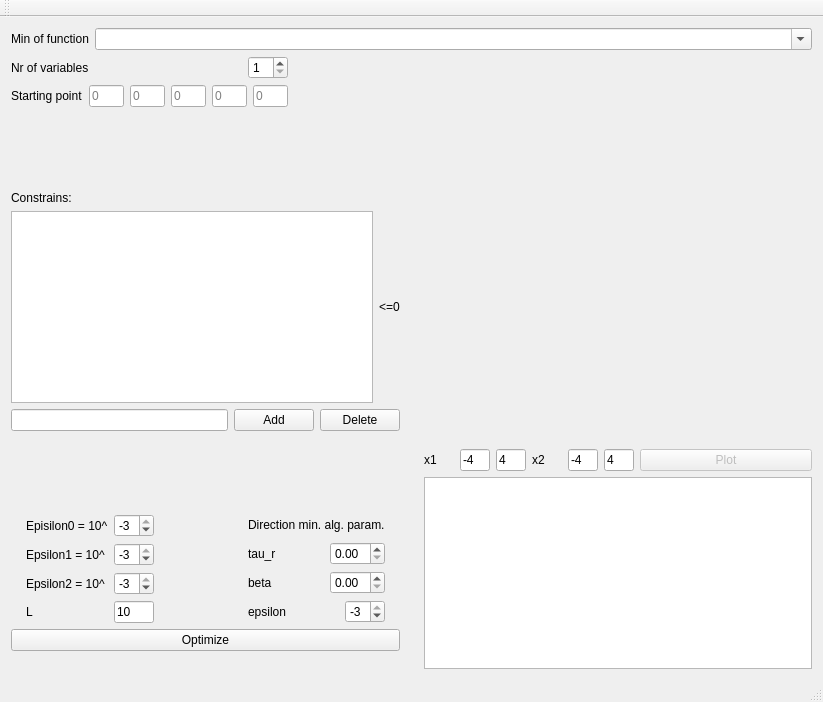
GosiaWJ/TiMO, file program/mainwindow.ui: the form before one commit.
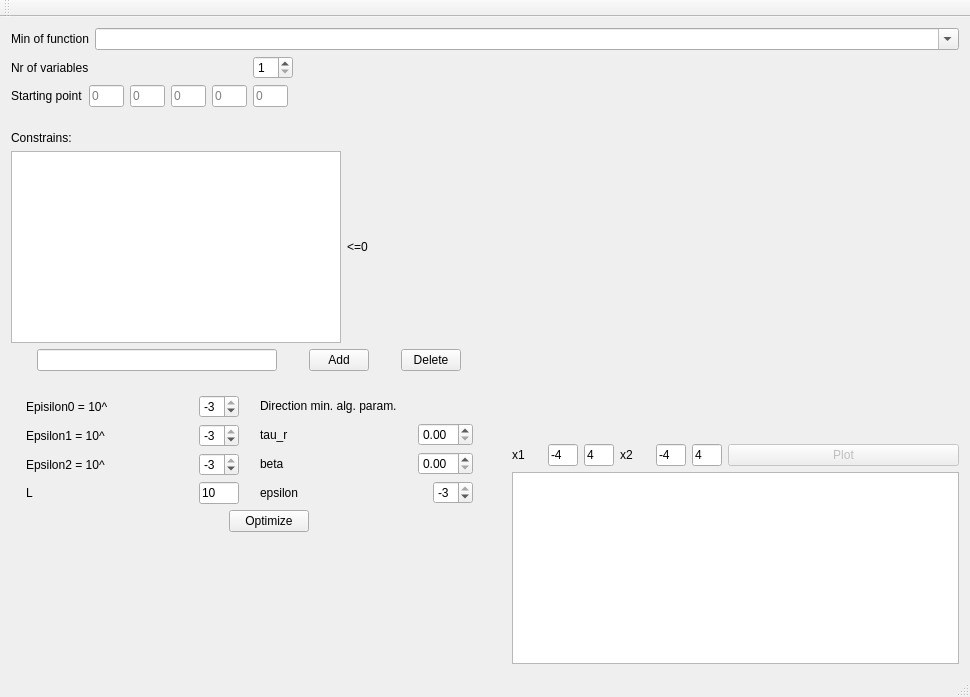
The form after the commit. Custom widgets are drawn as their Qt base class.

Commit message: dorbne zmiany w gui

Diff of the .ui file:
```diff
--- a/program/mainwindow.ui
+++ b/program/mainwindow.ui
@@ -6,8 +6,8 @@
    <rect>
     <x>0</x>
     <y>0</y>
-    <width>823</width>
-    <height>702</height>
+    <width>970</width>
+    <height>697</height>
    </rect>
   </property>
   <property name="windowTitle">
@@ -46,17 +46,23 @@
      </layout>
     </item>
     <item>
-     <layout class="QHBoxLayout" name="horizontalLayout_16">
+     <layout class="QHBoxLayout" name="horizontalLayout_17">
       <item>
        <layout class="QVBoxLayout" name="verticalLayout_5">
         <item>
-         <layout class="QHBoxLayout" name="horizontalLayout_8">
+         <layout class="QHBoxLayout" name="horizontalLayout_9">
           <item>
            <layout class="QVBoxLayout" name="verticalLayout_3">
             <item>
-             <layout class="QHBoxLayout" name="horizontalLayout_9">
+             <layout class="QHBoxLayout" name="horizontalLayout_8">
               <item>
                <widget class="QLabel" name="ilosc_zmiennych_label">
+                <property name="sizePolicy">
+                 <sizepolicy hsizetype="Preferred" vsizetype="Preferred">
+                  <horstretch>0</horstretch>
+                  <verstretch>0</verstretch>
+                 </sizepolicy>
+                </property>
                 <property name="text">
                  <string>Nr of variables</string>
                 </property>
@@ -84,6 +90,22 @@
                 </property>
                </widget>
               </item>
+              <item>
+               <spacer name="horizontalSpacer_6">
+                <property name="orientation">
+                 <enum>Qt::Horizontal</enum>
+                </property>
+                <property name="sizeType">
+                 <enum>QSizePolicy::Fixed</enum>
+                </property>
+                <property name="sizeHint" stdset="0">
+                 <size>
+                  <width>155</width>
+                  <height>20</height>
+                 </size>
+                </property>
+               </spacer>
+              </item>
              </layout>
             </item>
             <item>
@@ -199,6 +221,22 @@
                 </property>
                </widget>
               </item>
+              <item>
+               <spacer name="horizontalSpacer_8">
+                <property name="orientation">
+                 <enum>Qt::Horizontal</enum>
+                </property>
+                <property name="sizeType">
+                 <enum>QSizePolicy::Fixed</enum>
+                </property>
+                <property name="sizeHint" stdset="0">
+                 <size>
+                  <width>160</width>
+                  <height>20</height>
+                 </size>
+                </property>
+               </spacer>
+              </item>
              </layout>
             </item>
            </layout>
@@ -208,6 +246,9 @@
             <property name="orientation">
              <enum>Qt::Horizontal</enum>
             </property>
+            <property name="sizeType">
+             <enum>QSizePolicy::Fixed</enum>
+            </property>
             <property name="sizeHint" stdset="0">
              <size>
               <width>40</width>
@@ -224,7 +265,7 @@
            <enum>Qt::Vertical</enum>
           </property>
           <property name="sizeType">
-           <enum>QSizePolicy::Expanding</enum>
+           <enum>QSizePolicy::Preferred</enum>
           </property>
           <property name="sizeHint" stdset="0">
            <size>
@@ -246,11 +287,17 @@
           <item>
            <widget class="QListWidget" name="lista_ograniczen">
             <property name="sizePolicy">
-             <sizepolicy hsizetype="Expanding" vsizetype="Fixed">
+             <sizepolicy hsizetype="Preferred" vsizetype="Fixed">
               <horstretch>0</horstretch>
               <verstretch>0</verstretch>
              </sizepolicy>
             </property>
+            <property name="minimumSize">
+             <size>
+              <width>330</width>
+              <height>0</height>
+             </size>
+            </property>
            </widget>
           </item>
           <item>
@@ -265,10 +312,47 @@
         <item>
          <layout class="QHBoxLayout" name="horizontalLayout_2">
           <item>
-           <widget class="QLineEdit" name="ograniczenie"/>
+           <widget class="QLineEdit" name="ograniczenie">
+            <property name="sizePolicy">
+             <sizepolicy hsizetype="Preferred" vsizetype="Fixed">
+              <horstretch>0</horstretch>
+              <verstretch>0</verstretch>
+             </sizepolicy>
+            </property>
+            <property name="minimumSize">
+             <size>
+              <width>230</width>
+              <height>0</height>
+             </size>
+            </property>
+            <property name="maximumSize">
+             <size>
+              <width>240</width>
+              <height>16777215</height>
+             </size>
+            </property>
+           </widget>
           </item>
           <item>
            <widget class="QPushButton" name="dodaj_ograniczenie">
+            <property name="sizePolicy">
+             <sizepolicy hsizetype="Preferred" vsizetype="Fixed">
+              <horstretch>0</horstretch>
+              <verstretch>0</verstretch>
+             </sizepolicy>
+            </property>
+            <property name="minimumSize">
+             <size>
+              <width>30</width>
+              <height>0</height>
+             </size>
+            </property>
+            <property name="maximumSize">
+             <size>
+              <width>60</width>
+              <height>16777215</height>
+             </size>
+            </property>
             <property name="text">
              <string>Add</string>
             </property>
@@ -276,6 +360,24 @@
           </item>
           <item>
            <widget class="QPushButton" name="usun_ograniczenie">
+            <property name="sizePolicy">
+             <sizepolicy hsizetype="Preferred" vsizetype="Fixed">
+              <horstretch>0</horstretch>
+              <verstretch>0</verstretch>
+             </sizepolicy>
+            </property>
+            <property name="minimumSize">
+             <size>
+              <width>50</width>
+              <height>0</height>
+             </size>
+            </property>
+            <property name="maximumSize">
+             <size>
+              <width>60</width>
+              <height>16777215</height>
+             </size>
+            </property>
             <property name="text">
              <string>Delete</string>
             </property>
@@ -288,6 +390,9 @@
           <property name="orientation">
            <enum>Qt::Vertical</enum>
           </property>
+          <property name="sizeType">
+           <enum>QSizePolicy::Preferred</enum>
+          </property>
           <property name="sizeHint" stdset="0">
            <size>
             <width>20</width>
@@ -304,7 +409,7 @@
              <enum>Qt::Horizontal</enum>
             </property>
             <property name="sizeType">
-             <enum>QSizePolicy::Minimum</enum>
+             <enum>QSizePolicy::Preferred</enum>
             </property>
             <property name="sizeHint" stdset="0">
              <size>
@@ -444,7 +549,7 @@
              <enum>Qt::Horizontal</enum>
             </property>
             <property name="sizeType">
-             <enum>QSizePolicy::Expanding</enum>
+             <enum>QSizePolicy::Preferred</enum>
             </property>
             <property name="sizeHint" stdset="0">
              <size>
@@ -540,7 +645,7 @@
              <enum>Qt::Horizontal</enum>
             </property>
             <property name="sizeType">
-             <enum>QSizePolicy::Minimum</enum>
+             <enum>QSizePolicy::Preferred</enum>
             </property>
             <property name="sizeHint" stdset="0">
              <size>
@@ -553,11 +658,37 @@
          </layout>
         </item>
         <item>
-         <widget class="QPushButton" name="oblicz">
-          <property name="text">
-           <string>Optimize</string>
-          </property>
-         </widget>
+         <layout class="QHBoxLayout" name="horizontalLayout_16">
+          <item>
+           <spacer name="horizontalSpacer_7">
+            <property name="orientation">
+             <enum>Qt::Horizontal</enum>
+            </property>
+            <property name="sizeType">
+             <enum>QSizePolicy::Preferred</enum>
+            </property>
+            <property name="sizeHint" stdset="0">
+             <size>
+              <width>40</width>
+              <height>20</height>
+             </size>
+            </property>
+           </spacer>
+          </item>
+          <item>
+           <widget class="QPushButton" name="oblicz">
+            <property name="sizePolicy">
+             <sizepolicy hsizetype="Fixed" vsizetype="Fixed">
+              <horstretch>0</horstretch>
+              <verstretch>0</verstretch>
+             </sizepolicy>
+            </property>
+            <property name="text">
+             <string>Optimize</string>
+            </property>
+           </widget>
+          </item>
+         </layout>
         </item>
         <item>
          <spacer name="verticalSpacer_3">
@@ -565,7 +696,7 @@
            <enum>Qt::Vertical</enum>
           </property>
           <property name="sizeType">
-           <enum>QSizePolicy::Minimum</enum>
+           <enum>QSizePolicy::Expanding</enum>
           </property>
           <property name="sizeHint" stdset="0">
            <size>
@@ -595,6 +726,9 @@
       </item>
       <item>
        <layout class="QVBoxLayout" name="verticalLayout_4">
+        <property name="sizeConstraint">
+         <enum>QLayout::SetMaximumSize</enum>
+        </property>
         <item>
          <widget class="Wykres" name="wykres" native="true">
           <property name="sizePolicy">
```
Left out of the diff: 32 changed lines with no effect on the pictures. The commit also changes 3 other files.
